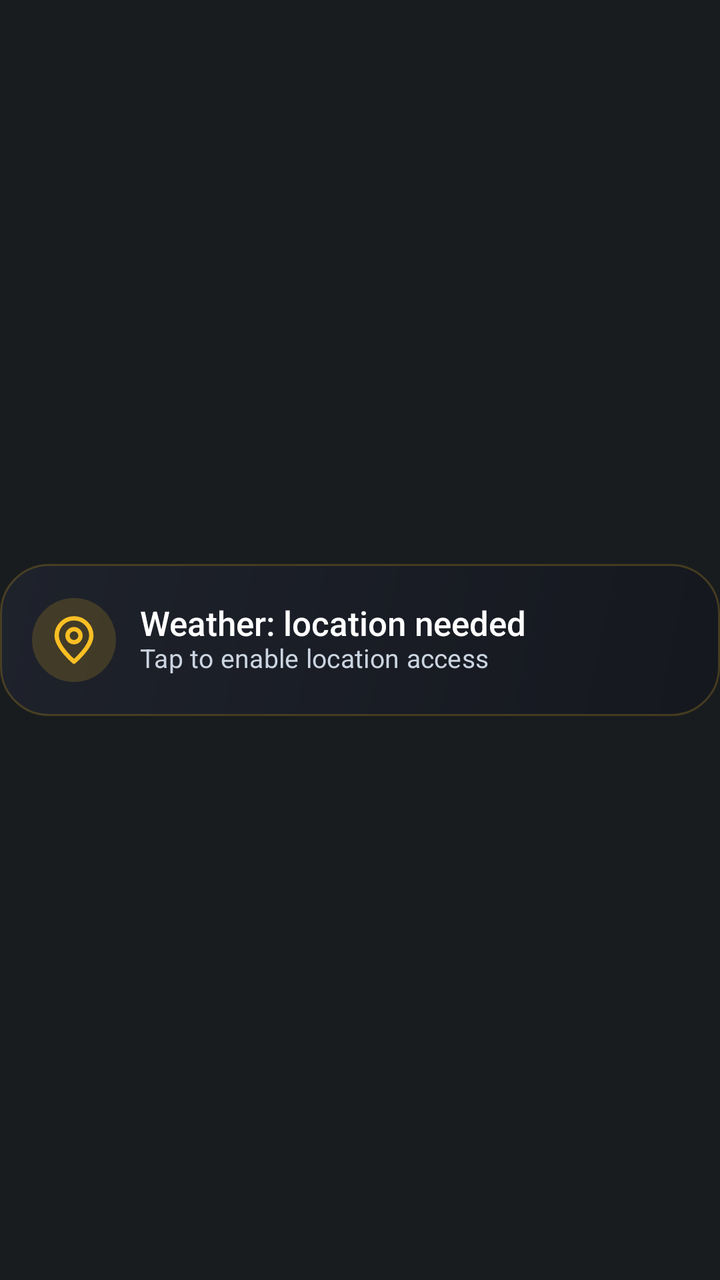
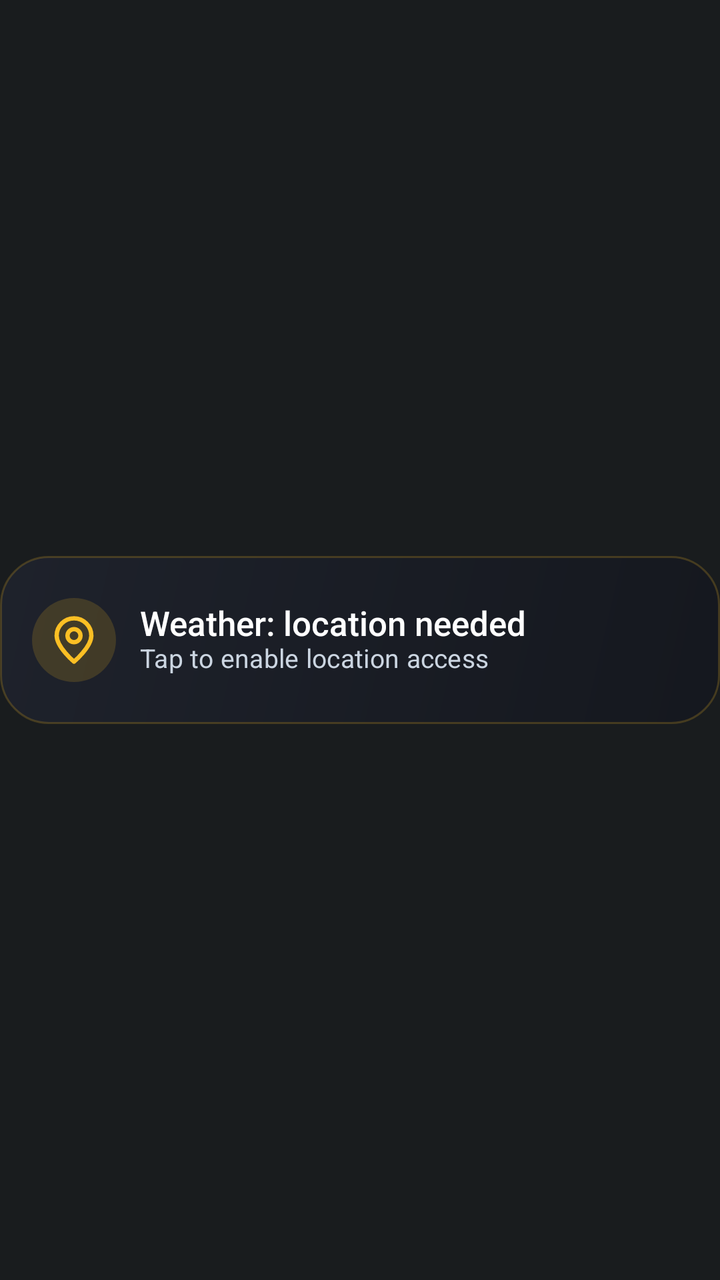

An Android layout rendered at two revisions. The XML below is the earlier revision; the diff shows what the commit changed to produce the second picture.
<!-- AndroidManifest.xml: application theme Theme.AtAGlancePlus -->
<!-- res/layout/card_weather_needed.xml -->
<?xml version="1.0" encoding="utf-8"?>
<FrameLayout xmlns:android="http://schemas.android.com/apk/res/android"
    android:id="@+id/card_root"
    style="@style/AagCardRoot">

    <LinearLayout
        android:id="@+id/card_body"
        style="@style/AagCardBody"
        android:background="@drawable/card_bg_weather_needed"
        android:gravity="center_vertical"
        android:orientation="horizontal">

        <FrameLayout
            android:id="@+id/needed_badge"
            android:layout_width="42dp"
            android:layout_height="42dp"
            android:background="@drawable/weather_needed_badge">

            <ImageView
                android:id="@+id/needed_icon"
                android:layout_width="26dp"
                android:layout_height="26dp"
                android:layout_gravity="center"
                android:contentDescription="@null"
                android:src="@drawable/ic_weather_location_off" />
        </FrameLayout>

        <LinearLayout
            android:layout_width="0dp"
            android:layout_height="wrap_content"
            android:layout_marginStart="12dp"
            android:layout_weight="1"
            android:orientation="vertical">

            <TextView
                android:id="@+id/needed_title"
                style="@style/AagText.Title"
                android:layout_width="match_parent"
                android:layout_height="wrap_content"
                android:text="Weather: location needed" />

            <TextView
                android:id="@+id/needed_detail"
                style="@style/AagText.Detail"
                android:layout_width="match_parent"
                android:layout_height="wrap_content"
                android:text="Tap to enable location access"
                android:textColor="#FFCBD5E1" />
        </LinearLayout>
    </LinearLayout>

    
    <ImageView
        android:id="@+id/hold_bar"
        android:layout_width="match_parent"
        android:layout_height="76dp"
        android:layout_gravity="center_vertical"
        android:contentDescription="@null"
        android:duplicateParentState="true"
        android:scaleType="fitXY"
        android:src="@drawable/hold_bar_red_400" />
</FrameLayout>
<!-- resources referenced by this layout -->
<resources>
  <!-- drawable card_bg_weather_needed (drawable) -->
  <?xml version="1.0" encoding="utf-8"?>
  <shape xmlns:android="http://schemas.android.com/apk/res/android" android:shape="rectangle">
      <gradient android:angle="315" android:startColor="#F01E222C" android:endColor="#F014171E" android:type="linear" />
      <stroke android:width="1dp" android:color="#33FBBF24" />
      <corners android:radius="24dp" />
  </shape>
  <!-- drawable hold_bar_red_400 (drawable) -->
  <?xml version="1.0" encoding="utf-8"?>
  <animated-selector xmlns:android="http://schemas.android.com/apk/res/android">
      <item
          android:id="@+id/hold_pressed"
          android:drawable="@drawable/hold_bar_red_full"
          android:state_pressed="true" />
      <item
          android:id="@+id/hold_idle"
          android:drawable="@drawable/hold_bar_empty" />
      <transition
          android:drawable="@drawable/avd_hold_red_400"
          android:fromId="@id/hold_idle"
          android:toId="@id/hold_pressed" />
  </animated-selector>
  <!-- drawable weather_needed_badge (drawable) -->
  <?xml version="1.0" encoding="utf-8"?>
  <shape xmlns:android="http://schemas.android.com/apk/res/android" android:shape="oval">
      <solid android:color="#29FBBF24" />
  </shape>
  <style name="AagCardBody">
          <item name="android:layout_width">match_parent</item>
          <item name="android:layout_height">76dp</item>
          <item name="android:layout_gravity">center_vertical</item>
          <item name="android:paddingStart">16dp</item>
          <item name="android:paddingEnd">18dp</item>
      </style>
  <style name="AagCardRoot">
          <item name="android:layout_width">match_parent</item>
          <item name="android:layout_height">88dp</item>
          <item name="android:clipChildren">false</item>
          <item name="android:clipToPadding">false</item>
      </style>
  <style name="AagText.Detail">
          <item name="android:textSize">13sp</item>
          <item name="android:fontFamily">sans-serif</item>
          <item name="android:lineHeight">17sp</item>
          <item name="android:letterSpacing">0.0077</item>
          <item name="android:textColor">#FFD8E2F0</item>
      </style>
  <style name="AagText.Title">
          <item name="android:textSize">17sp</item>
          <item name="android:fontFamily">sans-serif-medium</item>
          <item name="android:lineHeight">21sp</item>
      </style>
  <style name="Theme.AtAGlancePlus" parent="android:Theme.DeviceDefault.NoActionBar">
          <item name="android:windowLightStatusBar">false</item>
      </style>
  <!-- drawable hold_bar_empty (drawable) -->
  <?xml version="1.0" encoding="utf-8"?>
  <vector xmlns:android="http://schemas.android.com/apk/res/android"
      android:width="380dp"
      android:height="76dp"
      android:viewportWidth="380"
      android:viewportHeight="76">
      <path
          android:name="ring"
          android:pathData="M190.0,1.25 H356 A22.75,22.75 0 0 1 378.75,24 V52 A22.75,22.75 0 0 1 356,74.75 H24 A22.75,22.75 0 0 1 1.25,52 V24 A22.75,22.75 0 0 1 24,1.25 Z"
          android:strokeColor="#00000000"
          android:strokeLineCap="round"
          android:strokeWidth="2.5"
          android:trimPathEnd="0" />
  </vector>
  <!-- drawable hold_bar_red_zero (drawable) -->
  <?xml version="1.0" encoding="utf-8"?>
  <vector xmlns:android="http://schemas.android.com/apk/res/android"
      android:width="380dp"
      android:height="76dp"
      android:viewportWidth="380"
      android:viewportHeight="76">
      <path
          android:name="ring"
          android:pathData="M190.0,1.25 H356 A22.75,22.75 0 0 1 378.75,24 V52 A22.75,22.75 0 0 1 356,74.75 H24 A22.75,22.75 0 0 1 1.25,52 V24 A22.75,22.75 0 0 1 24,1.25 Z"
          android:strokeColor="#FFF43F5E"
          android:strokeLineCap="round"
          android:strokeWidth="2.5"
          android:trimPathEnd="0" />
  </vector>
  <!-- unchanged entries left out for length: 3 -->
</resources>

<!-- the commit's change to res/layout/card_weather_needed.xml (unified diff, before → after) -->
@@ -53,7 +53,7 @@
     <ImageView
         android:id="@+id/hold_bar"
         android:layout_width="match_parent"
-        android:layout_height="76dp"
+        android:layout_height="@dimen/card_body_height"
         android:layout_gravity="center_vertical"
         android:contentDescription="@null"
         android:duplicateParentState="true"
<!-- resource entries referenced after the edit -->
@@ -1,5 +1,6 @@
 <!-- resources referenced by this layout -->
 <resources>
+  <dimen name="card_body_height">84dp</dimen>
   <!-- drawable card_bg_weather_needed (drawable) -->
   <?xml version="1.0" encoding="utf-8"?>
   <shape xmlns:android="http://schemas.android.com/apk/res/android" android:shape="rectangle">
@@ -29,7 +30,7 @@
   </shape>
   <style name="AagCardBody">
           <item name="android:layout_width">match_parent</item>
-          <item name="android:layout_height">76dp</item>
+          <item name="android:layout_height">@dimen/card_body_height</item>
           <item name="android:layout_gravity">center_vertical</item>
           <item name="android:paddingStart">16dp</item>
           <item name="android:paddingEnd">18dp</item>
